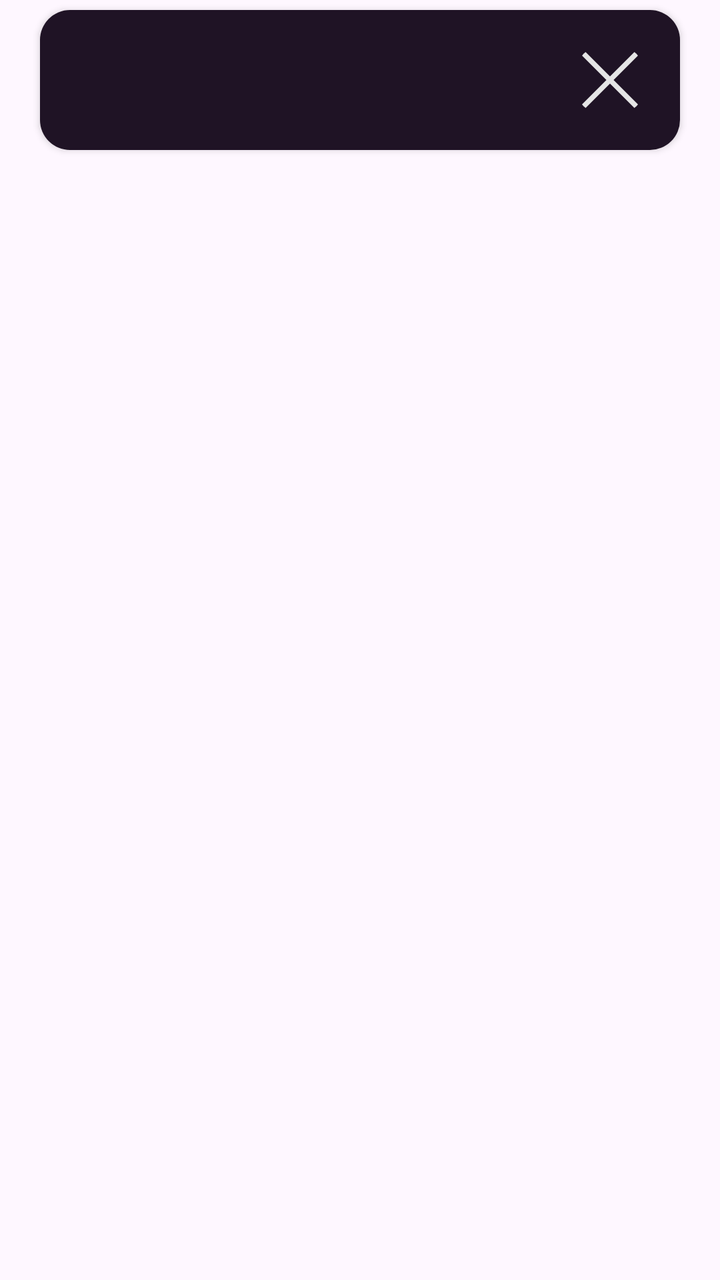
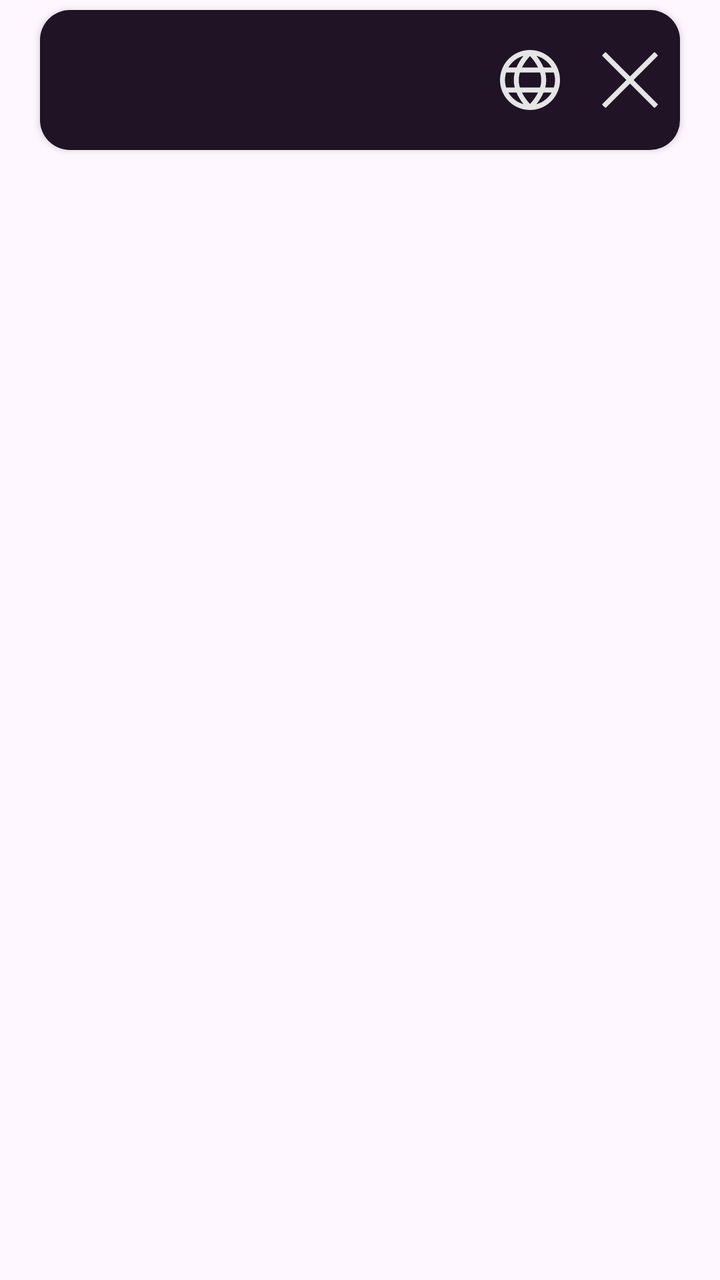

An Android layout rendered at two revisions. The XML below is the earlier revision; the diff shows what the commit changed to produce the second picture.
<!-- AndroidManifest.xml: application theme Theme.WorldRadio -->
<!-- res/layout/track_card.xml -->
<?xml version="1.0" encoding="utf-8"?>
<FrameLayout xmlns:android="http://schemas.android.com/apk/res/android"
    xmlns:app="http://schemas.android.com/apk/res-auto"
    xmlns:tools="http://schemas.android.com/tools"
    android:layout_width="match_parent"
    android:layout_height="wrap_content"
    android:backgroundTint="@color/buttonBackgroundColor">

    <androidx.cardview.widget.CardView
        android:layout_width="match_parent"
        android:layout_height="70dp"
        android:layout_marginStart="20dp"
        android:layout_marginTop="5dp"
        android:layout_marginEnd="20dp"
        android:layout_marginBottom="5dp"
        app:cardCornerRadius="15dp">

        <androidx.constraintlayout.widget.ConstraintLayout
            android:layout_width="match_parent"
            android:layout_height="match_parent"
            android:background="@color/backgroundCard">

            <TextView
                android:id="@+id/trackView"
                android:layout_width="0dp"
                android:layout_height="wrap_content"
                android:layout_marginStart="30dp"
                android:layout_marginEnd="10dp"
                android:ellipsize="marquee"
                android:focusable="true"
                android:focusableInTouchMode="true"
                android:marqueeRepeatLimit="marquee_forever"
                android:scrollHorizontally="true"
                android:singleLine="true"
                android:textSize="18sp"
                app:layout_constraintBottom_toBottomOf="parent"
                app:layout_constraintEnd_toStartOf="@+id/delButton_track"
                app:layout_constraintStart_toStartOf="parent"
                app:layout_constraintTop_toTopOf="parent" />

            <ImageView
                android:id="@+id/delButton_track"
                android:layout_width="wrap_content"
                android:layout_height="wrap_content"
                android:layout_marginEnd="20dp"
                android:visibility="visible"
                app:layout_constraintBottom_toBottomOf="parent"
                app:layout_constraintEnd_toEndOf="parent"
                app:layout_constraintTop_toTopOf="parent"
                app:layout_constraintVertical_bias="0.5"
                app:srcCompat="@drawable/delete" />

        </androidx.constraintlayout.widget.ConstraintLayout>
    </androidx.cardview.widget.CardView>

</FrameLayout>
<!-- resources referenced by this layout -->
<resources>
  <color name="backgroundCard">#1f1325</color>
  <color name="buttonBackgroundColor">#664EFF</color>
  <!-- drawable delete (drawable) -->
  <vector xmlns:android="http://schemas.android.com/apk/res/android" android:height="30dp" android:viewportHeight="24" android:viewportWidth="24" android:width="30dp">
        
      <group>
              
          <clip-path android:pathData="M5,0L19,0A5,5 0,0 1,24 5L24,19A5,5 0,0 1,19 24L5,24A5,5 0,0 1,0 19L0,5A5,5 0,0 1,5 0z"/>
              
          <path android:fillColor="#E5E5E5" android:pathData="M23.707,0.293C23.52,0.106 23.265,0 23,0C22.735,0 22.481,0.106 22.293,0.293L12,10.586L1.707,0.293C1.52,0.106 1.265,0 1,0C0.735,0 0.481,0.106 0.293,0.293C0.106,0.481 0,0.735 0,1C0,1.265 0.106,1.52 0.293,1.707L10.586,12L0.293,22.293C0.106,22.481 0,22.735 0,23C0,23.265 0.106,23.52 0.293,23.707C0.481,23.895 0.735,24 1,24C1.265,24 1.52,23.895 1.707,23.707L12,13.414L22.293,23.707C22.481,23.895 22.735,24 23,24C23.265,24 23.52,23.895 23.707,23.707C23.895,23.52 24,23.265 24,23C24,22.735 23.895,22.481 23.707,22.293L13.414,12L23.707,1.707C23.895,1.52 24,1.265 24,1C24,0.735 23.895,0.481 23.707,0.293Z"/>
            
      </group>
      
  </vector>
  <style name="Theme.WorldRadio" parent="Base.Theme.WorldRadio" />
  <style name="Base.Theme.WorldRadio" parent="Theme.Material3.DayNight.NoActionBar">
          
          
      </style>
</resources>

<!-- the commit's change to res/layout/track_card.xml (unified diff, before → after) -->
@@ -34,7 +34,7 @@
                 android:singleLine="true"
                 android:textSize="18sp"
                 app:layout_constraintBottom_toBottomOf="parent"
-                app:layout_constraintEnd_toStartOf="@+id/delButton_track"
+                app:layout_constraintEnd_toStartOf="@+id/browseButtonTrack"
                 app:layout_constraintStart_toStartOf="parent"
                 app:layout_constraintTop_toTopOf="parent" />
 
@@ -42,7 +42,7 @@
                 android:id="@+id/delButton_track"
                 android:layout_width="wrap_content"
                 android:layout_height="wrap_content"
-                android:layout_marginEnd="20dp"
+                android:padding="10dp"
                 android:visibility="visible"
                 app:layout_constraintBottom_toBottomOf="parent"
                 app:layout_constraintEnd_toEndOf="parent"
@@ -50,6 +50,16 @@
                 app:layout_constraintVertical_bias="0.5"
                 app:srcCompat="@drawable/delete" />
 
+            <ImageView
+                android:id="@+id/browseButtonTrack"
+                android:layout_width="wrap_content"
+                android:layout_height="wrap_content"
+                android:padding="10dp"
+                app:layout_constraintBottom_toBottomOf="@+id/delButton_track"
+                app:layout_constraintEnd_toStartOf="@+id/delButton_track"
+                app:layout_constraintTop_toTopOf="@+id/delButton_track"
+                app:srcCompat="@drawable/selected_globe_navigation_bar" />
+
         </androidx.constraintlayout.widget.ConstraintLayout>
     </androidx.cardview.widget.CardView>
 
<!-- resource entries referenced after the edit -->
@@ -14,6 +14,20 @@
       </group>
       
   </vector>
+  <!-- drawable selected_globe_navigation_bar (drawable) -->
+  <vector xmlns:android="http://schemas.android.com/apk/res/android"
+      android:width="30dp"
+      android:height="30dp"
+      android:viewportWidth="30"
+      android:viewportHeight="30">
+    <group>
+      <clip-path
+          android:pathData="M0,0h30v30h-30z"/>
+      <path
+          android:pathData="M15,0C12.033,0 9.133,0.88 6.666,2.528C4.2,4.176 2.277,6.519 1.142,9.26C0.006,12.001 -0.291,15.017 0.288,17.926C0.867,20.836 2.296,23.509 4.393,25.607C6.491,27.704 9.164,29.133 12.074,29.712C14.983,30.291 17.999,29.993 20.74,28.858C23.481,27.723 25.824,25.8 27.472,23.334C29.12,20.867 30,17.967 30,15C29.996,11.023 28.414,7.21 25.602,4.398C22.79,1.586 18.977,0.004 15,0V0ZM19.028,8.75H10.972C12.033,6.655 13.39,4.724 15,3.015C16.611,4.723 17.967,6.655 19.028,8.75ZM20.028,11.25C20.412,12.463 20.612,13.727 20.622,15C20.612,16.273 20.412,17.537 20.028,18.75H9.97C9.586,17.537 9.385,16.273 9.375,15C9.385,13.727 9.586,12.463 9.97,11.25H20.028ZM11.75,2.945C10.31,4.707 9.121,6.661 8.218,8.75H4.191C5.849,5.896 8.565,3.81 11.75,2.945ZM2.5,15C2.5,13.728 2.694,12.463 3.076,11.25H7.375C7.051,12.474 6.883,13.734 6.875,15C6.883,16.266 7.051,17.526 7.375,18.75H3.076C2.694,17.537 2.5,16.272 2.5,15ZM4.191,21.25H8.218C9.121,23.339 10.31,25.293 11.75,27.055C8.565,26.19 5.849,24.104 4.191,21.25ZM10.972,21.25H19.028C17.967,23.345 16.61,25.276 15,26.985C13.389,25.277 12.033,23.345 10.972,21.25ZM18.256,27.055C19.694,25.292 20.881,23.339 21.782,21.25H25.809C24.153,24.103 21.439,26.189 18.256,27.055ZM27.5,15C27.5,16.272 27.306,17.537 26.924,18.75H22.625C22.949,17.526 23.117,16.266 23.125,15C23.117,13.734 22.949,12.474 22.625,11.25H26.921C27.304,12.463 27.499,13.728 27.5,15ZM21.782,8.75C20.881,6.661 19.694,4.708 18.256,2.945C21.439,3.811 24.153,5.897 25.809,8.75H21.782Z"
+          android:fillColor="#E5E5E5"/>
+    </group>
+  </vector>
   <style name="Theme.WorldRadio" parent="Base.Theme.WorldRadio" />
   <style name="Base.Theme.WorldRadio" parent="Theme.Material3.DayNight.NoActionBar">
           
